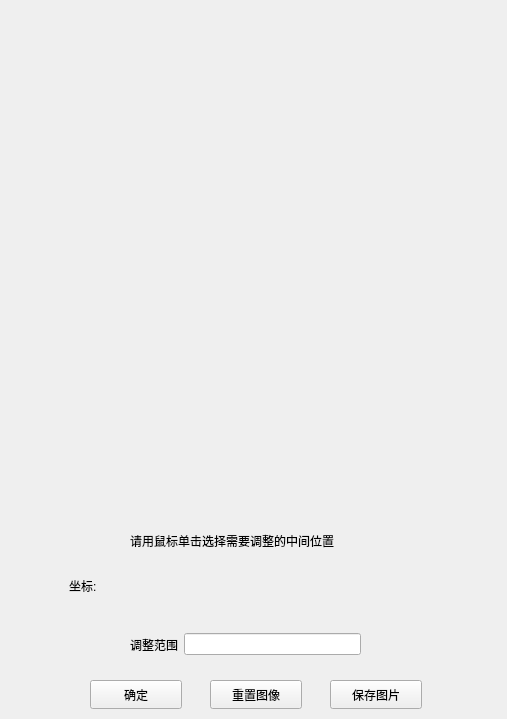
Obj4ct/ImageWithUI, file ImageWithUI/face.ui: the form before one commit.
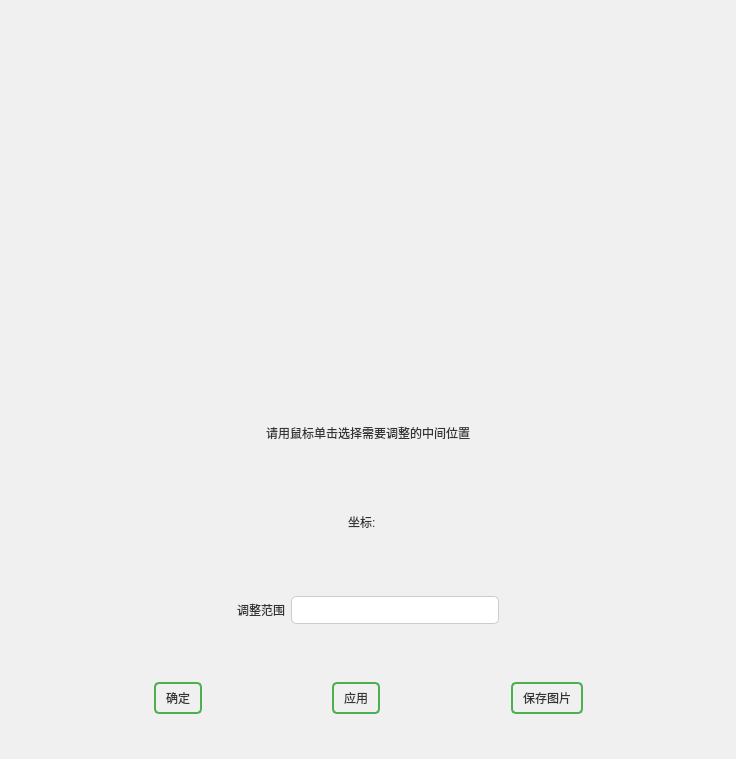
The form after the commit.

Patch:
```diff
--- a/ImageWithUI/face.ui
+++ b/ImageWithUI/face.ui
@@ -6,138 +6,315 @@
    <rect>
     <x>0</x>
     <y>0</y>
-    <width>507</width>
-    <height>719</height>
+    <width>736</width>
+    <height>759</height>
    </rect>
   </property>
   <property name="windowTitle">
    <string>Form</string>
   </property>
-  <widget class="QPushButton" name="btn_save">
-   <property name="geometry">
-    <rect>
-     <x>330</x>
-     <y>680</y>
-     <width>92</width>
-     <height>29</height>
-    </rect>
-   </property>
-   <property name="text">
-    <string>保存图片</string>
-   </property>
-  </widget>
-  <widget class="QPushButton" name="btn_ok_2">
-   <property name="geometry">
-    <rect>
-     <x>210</x>
-     <y>680</y>
-     <width>92</width>
-     <height>29</height>
-    </rect>
-   </property>
-   <property name="text">
-    <string>重置图像</string>
-   </property>
-  </widget>
-  <widget class="QWidget" name="widget" native="true">
-   <property name="geometry">
-    <rect>
-     <x>69</x>
-     <y>550</y>
-     <width>401</width>
-     <height>71</height>
-    </rect>
-   </property>
-   <layout class="QHBoxLayout" name="horizontalLayout">
-    <item>
-     <widget class="QLabel" name="label">
-      <property name="text">
-       <string>坐标:</string>
-      </property>
-     </widget>
-    </item>
-    <item>
-     <widget class="QLabel" name="label_first">
-      <property name="text">
-       <string/>
-      </property>
-     </widget>
-    </item>
-   </layout>
-  </widget>
-  <widget class="QPushButton" name="btn_ok">
-   <property name="geometry">
-    <rect>
-     <x>90</x>
-     <y>680</y>
-     <width>92</width>
-     <height>29</height>
-    </rect>
-   </property>
-   <property name="text">
-    <string>确定</string>
-   </property>
-  </widget>
-  <widget class="QLabel" name="label_2">
-   <property name="geometry">
-    <rect>
-     <x>130</x>
-     <y>520</y>
-     <width>281</width>
-     <height>41</height>
-    </rect>
-   </property>
-   <property name="text">
-    <string>请用鼠标单击选择需要调整的中间位置</string>
-   </property>
-  </widget>
-  <widget class="QLabel" name="imageLabel">
-   <property name="geometry">
-    <rect>
-     <x>-3</x>
-     <y>-3</y>
-     <width>512</width>
-     <height>512</height>
-    </rect>
-   </property>
-   <property name="minimumSize">
-    <size>
-     <width>512</width>
-     <height>512</height>
-    </size>
-   </property>
-   <property name="maximumSize">
-    <size>
-     <width>512</width>
-     <height>512</height>
-    </size>
-   </property>
-   <property name="text">
-    <string/>
-   </property>
-  </widget>
-  <widget class="QWidget" name="widget_2" native="true">
-   <property name="geometry">
-    <rect>
-     <x>130</x>
-     <y>620</y>
-     <width>231</width>
-     <height>49</height>
-    </rect>
-   </property>
-   <layout class="QHBoxLayout" name="horizontalLayout_3">
-    <item>
-     <widget class="QLabel" name="label_6">
-      <property name="text">
-       <string>调整范围</string>
-      </property>
-     </widget>
-    </item>
-    <item>
-     <widget class="QLineEdit" name="lineEdit_radius"/>
-    </item>
-   </layout>
-  </widget>
+  <property name="styleSheet">
+   <string notr="true">/* QPushButton 样式 */
+QPushButton {
+    background-color: #4CAF50; /* 按钮背景颜色 */
+    color: white; /* 文本颜色 */
+    border: 2px solid #4CAF50; /* 边框样式 */
+    border-radius: 5px; /* 圆角半径 */
+    padding: 5px 10px; /* 内边距 */
+}
+
+QPushButton:hover {
+    background-color: #45a049; /* 鼠标悬停时的背景颜色 */
+}
+
+/* QSpacerItem 样式 */
+QSpacerItem {
+    /* 通常无需样式，仅用于占位 */
+
+}
+
+/* QWidget 样式 */
+QWidget {
+    background-color: #f0f0f0; /* 背景颜色 */
+    color: #333; /* 文本颜色 */
+}
+
+/* QLineEdit 样式 */
+QLineEdit {
+    background-color: #ffffff; /* 设置背景颜色为白色 */
+    border: 1px solid #ccc; /* 边框样式 */
+    border-radius: 5px; /* 圆角半径 */
+    padding: 5px; /* 内边距 */
+    color: #333; /* 文本颜色 */
+}
+
+QLineEdit:focus {
+    border-color: #007BFF; /* 获取焦点时的边框颜色 */
+}
+
+
+/* QMenu 样式 */
+QMenu {
+    background-color: #f0f0f0; /* 背景颜色 */
+    border: 1px solid #ccc; /* 边框样式 */
+}
+
+QMenu::item {
+    padding: 5px 20px; /* 内边距 */
+}
+
+QMenu::item:selected {
+    background-color: #007BFF; /* 选中项的背景颜色 */
+    color: white; /* 选中项的文本颜色 */
+}
+
+/* QAction 样式 */
+QAction {
+    background-color: transparent; /* 背景颜色透明 */
+    color: #333; /* 文本颜色 */
+}
+
+QAction:hover {
+    background-color: #e0e0e0; /* 鼠标悬停时的背景颜色 */
+}
+
+QAction:pressed {
+    background-color: #d4d4d4; /* 按下时的背景颜色 */
+}
+
+/* QStatusBar 样式 */
+QStatusBar {
+    background-color: #f0f0f0; /* 背景颜色 */
+    color: #333; /* 文本颜色 */
+    border-top: 1px solid #ccc; /* 顶部边框样式 */
+}
+
+QStatusBar::item {
+    border: none; /* 无边框 */
+}
+</string>
+  </property>
+  <layout class="QVBoxLayout" name="verticalLayout_2">
+   <item>
+    <widget class="QLabel" name="imageLabel">
+     <property name="text">
+      <string/>
+     </property>
+    </widget>
+   </item>
+   <item>
+    <widget class="QWidget" name="widget_5" native="true">
+     <layout class="QVBoxLayout" name="verticalLayout">
+      <item>
+       <widget class="QWidget" name="widget_3" native="true">
+        <layout class="QHBoxLayout" name="horizontalLayout_2">
+         <item>
+          <spacer name="horizontalSpacer">
+           <property name="orientation">
+            <enum>Qt::Horizontal</enum>
+           </property>
+           <property name="sizeHint" stdset="0">
+            <size>
+             <width>198</width>
+             <height>20</height>
+            </size>
+           </property>
+          </spacer>
+         </item>
+         <item>
+          <widget class="QLabel" name="label_2">
+           <property name="text">
+            <string>请用鼠标单击选择需要调整的中间位置</string>
+           </property>
+          </widget>
+         </item>
+         <item>
+          <spacer name="horizontalSpacer_2">
+           <property name="orientation">
+            <enum>Qt::Horizontal</enum>
+           </property>
+           <property name="sizeHint" stdset="0">
+            <size>
+             <width>197</width>
+             <height>20</height>
+            </size>
+           </property>
+          </spacer>
+         </item>
+        </layout>
+       </widget>
+      </item>
+      <item>
+       <widget class="QWidget" name="widget" native="true">
+        <layout class="QHBoxLayout" name="horizontalLayout">
+         <item>
+          <spacer name="horizontalSpacer_3">
+           <property name="orientation">
+            <enum>Qt::Horizontal</enum>
+           </property>
+           <property name="sizeHint" stdset="0">
+            <size>
+             <width>40</width>
+             <height>20</height>
+            </size>
+           </property>
+          </spacer>
+         </item>
+         <item>
+          <widget class="QLabel" name="label">
+           <property name="text">
+            <string>坐标:</string>
+           </property>
+          </widget>
+         </item>
+         <item>
+          <widget class="QLabel" name="label_first">
+           <property name="text">
+            <string/>
+           </property>
+          </widget>
+         </item>
+         <item>
+          <spacer name="horizontalSpacer_4">
+           <property name="orientation">
+            <enum>Qt::Horizontal</enum>
+           </property>
+           <property name="sizeHint" stdset="0">
+            <size>
+             <width>40</width>
+             <height>20</height>
+            </size>
+           </property>
+          </spacer>
+         </item>
+        </layout>
+       </widget>
+      </item>
+      <item>
+       <widget class="QWidget" name="widget_2" native="true">
+        <layout class="QHBoxLayout" name="horizontalLayout_3">
+         <item>
+          <spacer name="horizontalSpacer_5">
+           <property name="orientation">
+            <enum>Qt::Horizontal</enum>
+           </property>
+           <property name="sizeHint" stdset="0">
+            <size>
+             <width>40</width>
+             <height>20</height>
+            </size>
+           </property>
+          </spacer>
+         </item>
+         <item>
+          <widget class="QLabel" name="label_6">
+           <property name="text">
+            <string>调整范围</string>
+           </property>
+          </widget>
+         </item>
+         <item>
+          <widget class="QLineEdit" name="lineEdit_radius"/>
+         </item>
+         <item>
+          <spacer name="horizontalSpacer_6">
+           <property name="orientation">
+            <enum>Qt::Horizontal</enum>
+           </property>
+           <property name="sizeHint" stdset="0">
+            <size>
+             <width>40</width>
+             <height>20</height>
+            </size>
+           </property>
+          </spacer>
+         </item>
+        </layout>
+       </widget>
+      </item>
+      <item>
+       <widget class="QWidget" name="widget_4" native="true">
+        <layout class="QHBoxLayout" name="horizontalLayout_4">
+         <item>
+          <spacer name="horizontalSpacer_10">
+           <property name="orientation">
+            <enum>Qt::Horizontal</enum>
+           </property>
+           <property name="sizeHint" stdset="0">
+            <size>
+             <width>40</width>
+             <height>20</height>
+            </size>
+           </property>
+          </spacer>
+         </item>
+         <item>
+          <widget class="QPushButton" name="btn_ok">
+           <property name="text">
+            <string>确定</string>
+           </property>
+          </widget>
+         </item>
+         <item>
+          <spacer name="horizontalSpacer_11">
+           <property name="orientation">
+            <enum>Qt::Horizontal</enum>
+           </property>
+           <property name="sizeHint" stdset="0">
+            <size>
+             <width>40</width>
+             <height>20</height>
+            </size>
+           </property>
+          </spacer>
+         </item>
+         <item>
+          <widget class="QPushButton" name="btn_apply">
+           <property name="text">
+            <string>应用</string>
+           </property>
+          </widget>
+         </item>
+         <item>
+          <spacer name="horizontalSpacer_7">
+           <property name="orientation">
+            <enum>Qt::Horizontal</enum>
+           </property>
+           <property name="sizeHint" stdset="0">
+            <size>
+             <width>94</width>
+             <height>20</height>
+            </size>
+           </property>
+          </spacer>
+         </item>
+         <item>
+          <widget class="QPushButton" name="btn_save">
+           <property name="text">
+            <string>保存图片</string>
+           </property>
+          </widget>
+         </item>
+         <item>
+          <spacer name="horizontalSpacer_8">
+           <property name="orientation">
+            <enum>Qt::Horizontal</enum>
+           </property>
+           <property name="sizeHint" stdset="0">
+            <size>
+             <width>94</width>
+             <height>20</height>
+            </size>
+           </property>
+          </spacer>
+         </item>
+        </layout>
+       </widget>
+      </item>
+     </layout>
+    </widget>
+   </item>
+  </layout>
  </widget>
  <resources/>
  <connections/>
```
